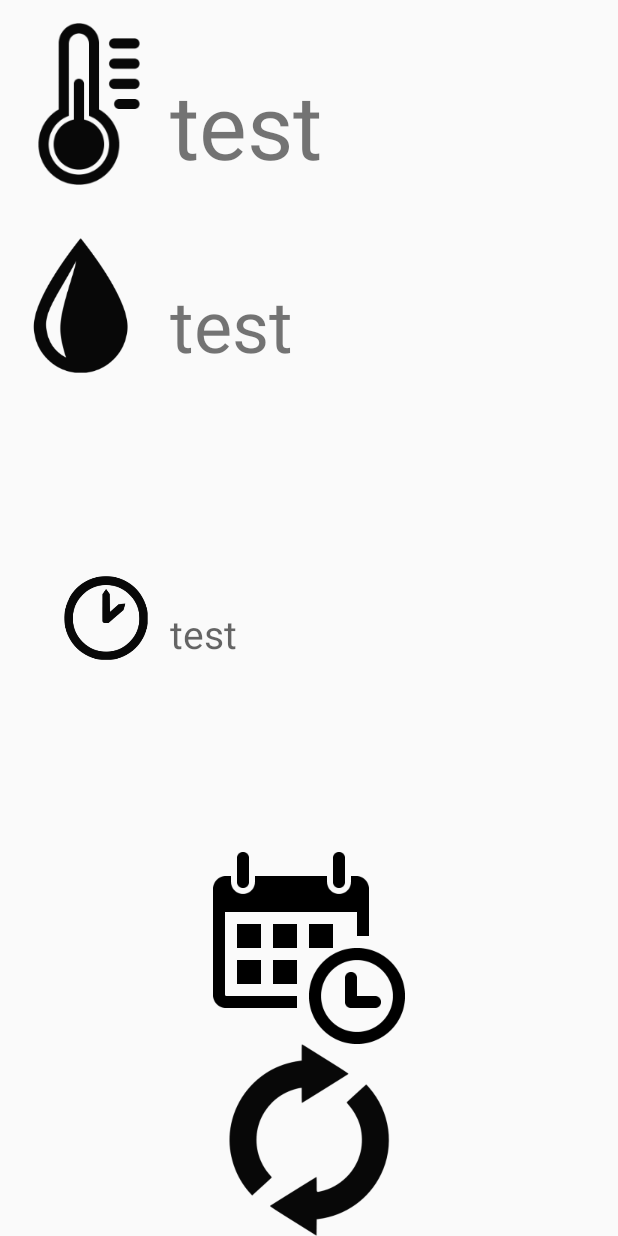
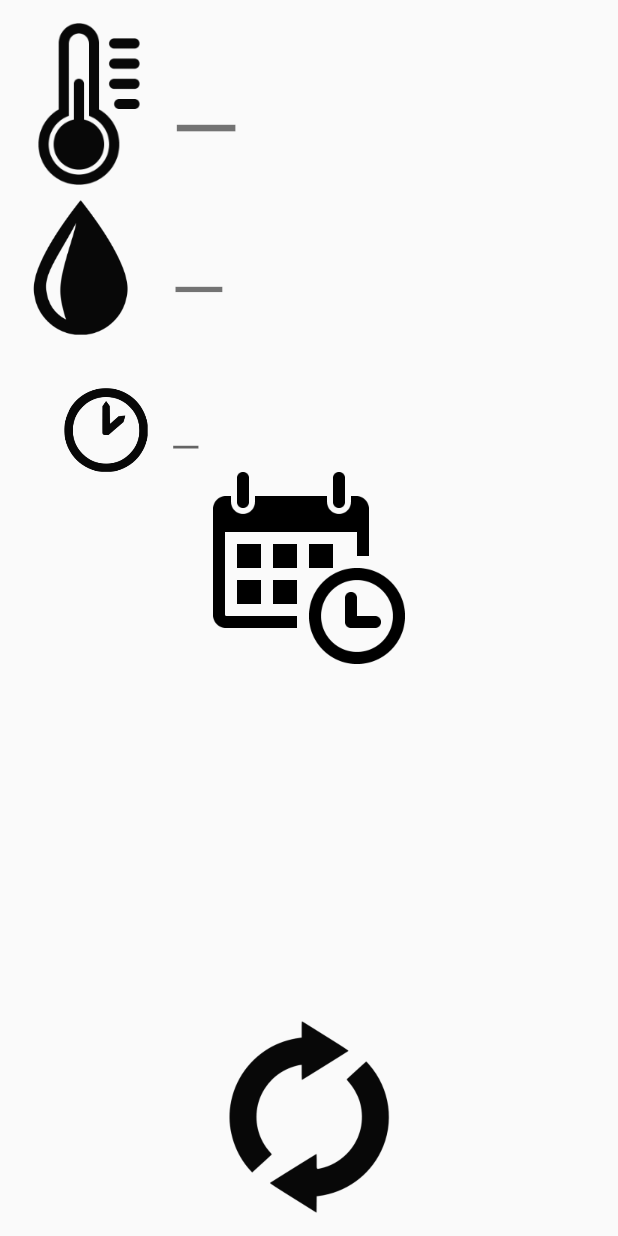
Before and after one commit to stas9019/WeatherStation, an Android app: the screen it shows after launch (WeatherActivity), on a phone screen of 412 x 824 dp. Run offline under Robolectric (Android 15) with nearby library versions, the phone set to English and light mode, and no system bars; our stand-ins replace EventBus, Volley; 1 statement that could not run was skipped.

Commit message:
Beta design version

```diff
--- a/app/src/main/AndroidManifest.xml
+++ b/app/src/main/AndroidManifest.xml
@@ -8,7 +8,8 @@
         android:icon="@mipmap/ic_launcher"
         android:label="@string/app_name"
         android:supportsRtl="true"
-        android:theme="@style/AppTheme" >
+        android:theme="@android:style/Theme.NoTitleBar.Fullscreen" >
+
         <activity
             android:name=".View.Main.WeatherActivity"
             android:label="@string/app_name"
--- a/app/src/main/java/com/android/stas/weatherstation/View/Main/WeatherActivity.java
+++ b/app/src/main/java/com/android/stas/weatherstation/View/Main/WeatherActivity.java
@@ -7,6 +7,7 @@ import android.util.Log;
 import android.view.Menu;
 import android.view.MenuItem;
 import android.view.View;
+import android.view.WindowManager;
 import android.widget.ImageButton;
 import android.widget.TextView;
 import android.widget.Toast;
@@ -57,6 +58,7 @@ public class WeatherActivity extends AppCompatActivity implements WeatherAdapter
             mHumidityTextView.setText(savedInstanceState.getString(HUMIDITY, "–"));
         }
 
+        hideStatusBar();
 
 
         model = new WeatherModel(this);
@@ -75,7 +77,12 @@ public class WeatherActivity extends AppCompatActivity implements WeatherAdapter
                 openHistory();
             }
         });
+    }
 
+    private void hideStatusBar(){
+
+        getWindow().setFlags(WindowManager.LayoutParams.FLAG_FULLSCREEN,
+                WindowManager.LayoutParams.FLAG_FULLSCREEN);
     }
 
     @Override
--- a/app/src/main/res/layout/weather_activity.xml
+++ b/app/src/main/res/layout/weather_activity.xml
@@ -29,7 +29,7 @@
 
 
         android:adjustViewBounds="true"
-        android:layout_marginTop="35dp"
+        android:layout_marginTop="10dp"
         android:layout_row="1"
         android:layout_column="0"
         android:layout_below="@+id/tempImageView"
@@ -41,7 +41,7 @@
         android:textAppearance="?android:attr/textAppearanceSmall"
         android:textSize = "48sp"
         android:id="@+id/humidityTextView"
-        android:text="test"
+        android:text="—"
         android:gravity="bottom|left"
 
         android:layout_alignBottom="@+id/humImageView"
@@ -57,7 +57,7 @@
         android:layout_alignStart="@+id/humidityTextView"
         android:layout_toStartOf="@+id/historyButton"
         android:layout_alignTop="@+id/timeImageView"
-        android:text="test"
+        android:text="—"
         android:gravity="bottom|left"
         android:textSize="26dp"
         android:layout_row="2"
@@ -70,7 +70,7 @@
         android:textAppearance="?android:attr/textAppearanceSmall"
         android:textSize = "60sp"
         android:id="@+id/temperatureTextView"
-        android:text="test"
+        android:text="—"
         android:gravity="bottom|left"
         android:layout_alignBottom="@+id/tempImageView"
         android:layout_alignEnd="@+id/updateButton"
@@ -89,7 +89,7 @@
         android:background="?android:selectableItemBackground"
         android:adjustViewBounds="true"
         android:layout_gravity="bottom|left"
-        android:layout_above="@+id/updateButton"
+        android:layout_below="@+id/lastUpdateTextView"
         android:layout_alignStart="@+id/updateButton"/>
 
     <ImageView
@@ -102,8 +102,9 @@
         android:layout_marginRight="0dp"
         android:layout_marginLeft="20dp"
         android:layout_gravity="bottom|right"
-        android:layout_centerVertical="true"
-        android:layout_alignEnd="@+id/humImageView"/>
+        android:layout_below="@+id/humImageView"
+        android:layout_alignEnd="@+id/humImageView"
+        android:layout_marginTop="35dp"/>
 
     <ImageButton
         android:text="Update"
@@ -116,7 +117,8 @@
         android:layout_width="wrap_content"
         android:layout_height="wrap_content"
         android:layout_alignParentBottom="true"
-        android:layout_centerHorizontal="true"/>
+        android:layout_centerHorizontal="true"
+        android:layout_marginBottom="15dp"/>
 
 
     <!--
```
Also changed, not shown: app/src/main/java/com/android/stas/weatherstation/View/History/HistoryListView.java (+10 -10 lines), app/src/main/java/com/android/stas/weatherstation/View/Settings/SettingsActivity.java (+8 -12 lines).
